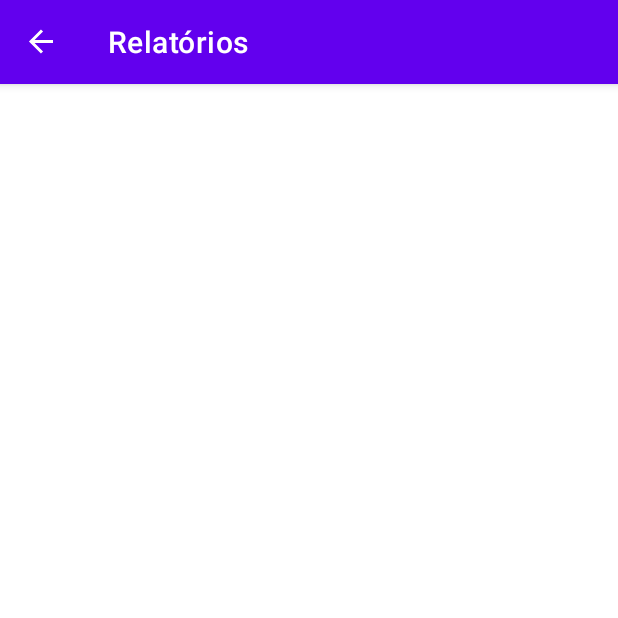
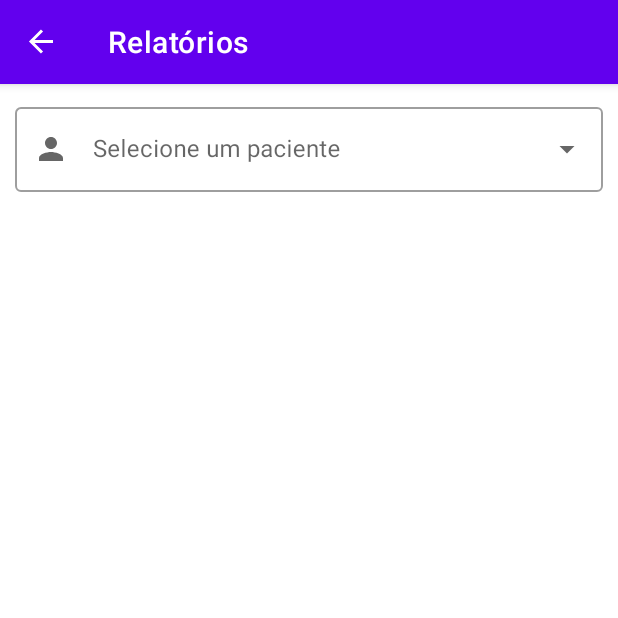
Before and after one commit to danielmfr97/HealthFit, an Android app: the RelatoriosFragment screen opened through its navigation route, on a phone screen of 412 x 824 dp, the top half of it. Run offline under Robolectric (Android 15) with nearby library versions, the phone set to English and light mode, and no system bars; our stand-ins replace navigation-ui; libraries missing offline, so code that uses them is left out: io.realm; 6 statements that could not run were skipped.

Commit message:
Recuperar adapters para popular view de relatorios

```diff
--- a/app/src/main/java/com/daniel/ramos/projetotcc/presenter/RelatoriosPresenter.kt
+++ b/app/src/main/java/com/daniel/ramos/projetotcc/presenter/RelatoriosPresenter.kt
@@ -1,7 +1,31 @@
 package com.daniel.ramos.projetotcc.presenter
 
+import android.widget.ArrayAdapter
+import com.daniel.ramos.projetotcc.R
+import com.daniel.ramos.projetotcc.model.entities.Paciente
+import com.daniel.ramos.projetotcc.model.factories.ModelFactory
+import com.daniel.ramos.projetotcc.presenter.adapters.PacientesArrayAdapter
+import com.daniel.ramos.projetotcc.presenter.adapters.ResultadosAdapter
+import com.daniel.ramos.projetotcc.presenter.listeners.OnPacienteSelecionado
 import com.daniel.ramos.projetotcc.view.fragment.RelatoriosFragment
 
 class RelatoriosPresenter(private val view: RelatoriosFragment) {
+    private val pacienteModel = ModelFactory.getPacienteModel
+    private val resultadoModel = ModelFactory.getResultadoModel
 
+    private val onPacienteSelecionado = object : OnPacienteSelecionado {
+        override fun executar(paciente: Paciente) {
+            view.setAutoCompleteText(paciente.nome)
+            view.setResultadosAdapter(getResultadosAdapter(paciente))
+        }
+    }
+    fun getAdapterSpinner(): ArrayAdapter<Paciente> {
+        val items = pacienteModel.all
+        val adapter = PacientesArrayAdapter(view.requireContext(), R.layout.list_pacientes, items, onPacienteSelecionado)
+        return adapter
+    }
+
+    fun getResultadosAdapter(paciente: Paciente): ResultadosAdapter {
+        return ResultadosAdapter(resultadoModel.all, true)
+    }
 }
--- a/app/src/main/java/com/daniel/ramos/projetotcc/view/fragment/DashboardFragment.kt
+++ b/app/src/main/java/com/daniel/ramos/projetotcc/view/fragment/DashboardFragment.kt
@@ -104,7 +104,7 @@ class DashboardFragment : Fragment(), View.OnClickListener {
 
     override fun onClick(v: View) {
         when (v) {
-//            binding.cvRelatorios -> findNavController().navigate(R.id.action_dashboardFragment_to_relatoriosFragment)
+            binding.cvRelatorios -> findNavController().navigate(R.id.action_dashboardFragment_to_relatoriosFragment)
             binding.cvPacientes -> findNavController().navigate(R.id.action_dashboardFragment_to_meusPacientesFragment)
             binding.cvExercicios -> findNavController().navigate(R.id.action_dashboardFragment_to_exerciciosFragment)
             binding.cvConfigurarApp -> {
--- a/app/src/main/java/com/daniel/ramos/projetotcc/view/fragment/RelatoriosFragment.kt
+++ b/app/src/main/java/com/daniel/ramos/projetotcc/view/fragment/RelatoriosFragment.kt
@@ -5,8 +5,12 @@ import androidx.fragment.app.Fragment
 import android.view.LayoutInflater
 import android.view.View
 import android.view.ViewGroup
+import androidx.recyclerview.widget.LinearLayoutManager
 import com.daniel.ramos.projetotcc.databinding.FragmentRelatoriosBinding
 import com.daniel.ramos.projetotcc.presenter.RelatoriosPresenter
+import com.daniel.ramos.projetotcc.presenter.adapters.ResultadosAdapter
+import com.daniel.ramos.projetotcc.view.activity.MainActivity
+import com.google.android.material.textfield.MaterialAutoCompleteTextView
 
 class RelatoriosFragment : Fragment() {
 
@@ -23,8 +27,34 @@ class RelatoriosFragment : Fragment() {
         return binding.root
     }
 
+    override fun onViewCreated(view: View, savedInstanceState: Bundle?) {
+        configurarSpinnerPaciente()
+        configurarRecyclerView()
+    }
+
     private fun inicializarPresenter() {
         presenter = RelatoriosPresenter(this)
     }
 
+    private fun configurarSpinnerPaciente() {
+        (binding.spinnerPacientes.editText as MaterialAutoCompleteTextView).apply {
+            setAdapter(presenter.getAdapterSpinner())
+        }
+    }
+
+    private fun configurarRecyclerView() {
+        binding.rvResultados.apply {
+            setHasFixedSize(true)
+            layoutManager = LinearLayoutManager(MainActivity.instance)
+        }
+    }
+
+    fun setResultadosAdapter(resultadosAdapter: ResultadosAdapter) {
+        binding.rvResultados.adapter = resultadosAdapter
+    }
+
+    fun setAutoCompleteText(nome: String) {
+        (binding.spinnerPacientes.editText as MaterialAutoCompleteTextView).setText(nome)
+    }
+
 }
--- a/app/src/main/res/layout/fragment_relatorios.xml
+++ b/app/src/main/res/layout/fragment_relatorios.xml
@@ -1,8 +1,39 @@
 <?xml version="1.0" encoding="utf-8"?>
 <FrameLayout xmlns:android="http://schemas.android.com/apk/res/android"
+    xmlns:app="http://schemas.android.com/apk/res-auto"
     xmlns:tools="http://schemas.android.com/tools"
     android:layout_width="match_parent"
     android:layout_height="match_parent"
     tools:context=".view.fragment.RelatoriosFragment">
 
+    <LinearLayout
+        android:layout_width="match_parent"
+        android:layout_height="match_parent"
+        android:layout_margin="10dp"
+        android:orientation="vertical">
+
+        <com.google.android.material.textfield.TextInputLayout
+            android:id="@+id/spinnerPacientes"
+            style="@style/Widget.MaterialComponents.TextInputLayout.OutlinedBox.ExposedDropdownMenu"
+            android:layout_width="match_parent"
+            android:layout_height="wrap_content"
+            android:hint="@string/selecionePaciente"
+            app:startIconDrawable="@drawable/ic_person">
+
+            <com.google.android.material.textfield.MaterialAutoCompleteTextView
+                android:layout_width="match_parent"
+                android:layout_height="wrap_content"
+                android:inputType="none" />
+        </com.google.android.material.textfield.TextInputLayout>
+
+        <androidx.recyclerview.widget.RecyclerView
+            android:id="@+id/rvResultados"
+            android:layout_width="match_parent"
+            android:layout_marginTop="6dp"
+            android:layout_height="wrap_content"/>
+
+    </LinearLayout>
+
+
+
 </FrameLayout>
```
